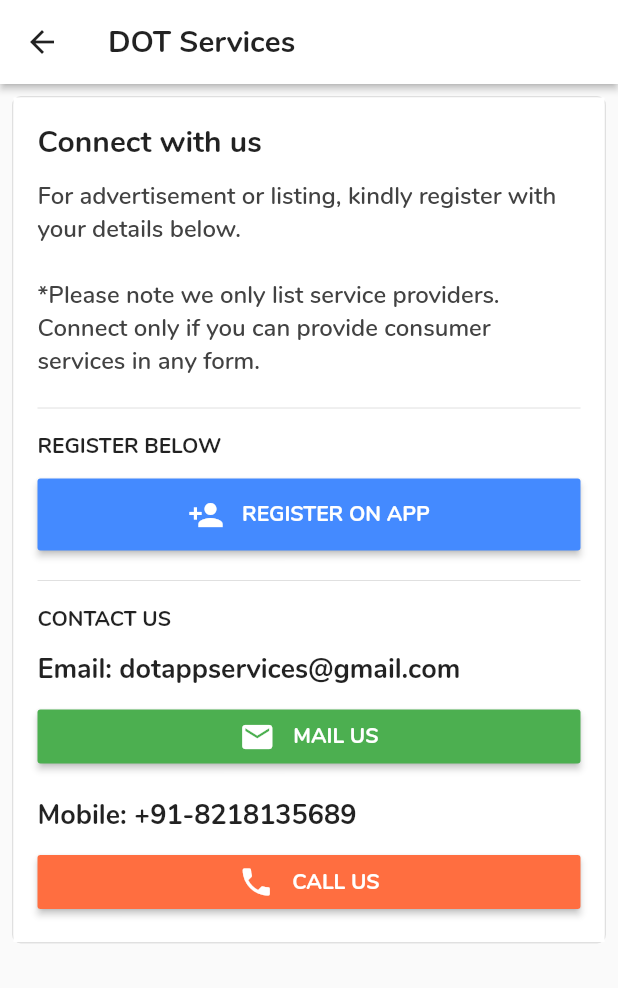
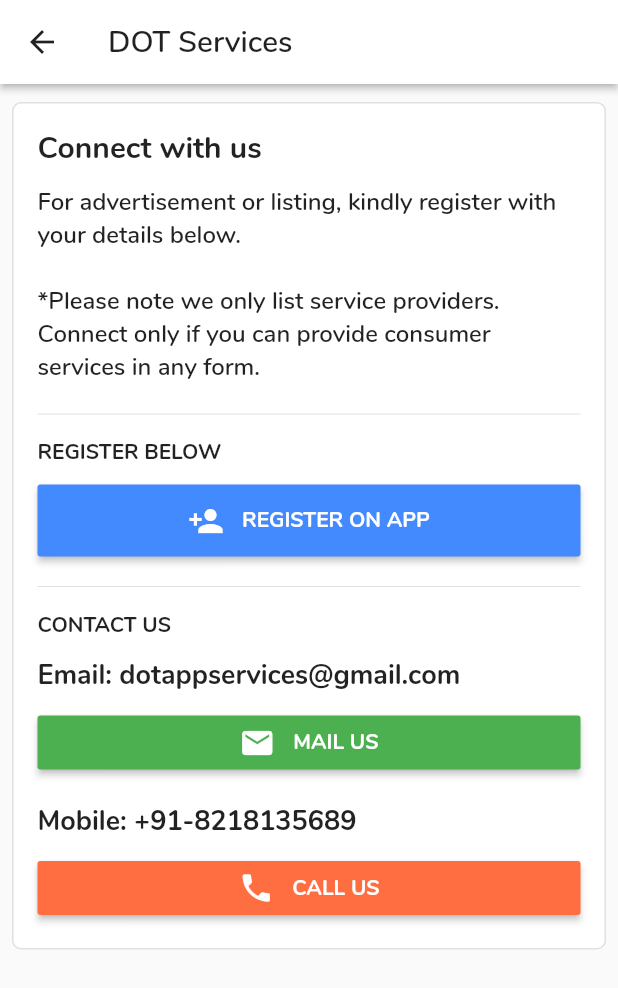
Before and after one commit to apgapg/dotservices_App, a Flutter app: the ClientPage screen opened directly with empty values, after a tap on the "info outline" icon, on a phone screen of 412 x 824 dp. Shown: the top 988 px of the screen. Run offline on Flutter 3.47's test engine with Material 2 defaults, Android fonts, the phone set to English and light mode, and no system bars; our stand-ins replace cached_network_image, device_info, firebase_analytics, fluttertoast, geolocator, rxdart; accounts and stored records are empty; generated files the repository leaves out were written again.

Commit message:
Improve UI; Add darkMode

```diff
--- a/lib/my_app.dart
+++ b/lib/my_app.dart
@@ -19,8 +19,12 @@ class MyApp extends StatelessWidget {
         appBarTheme: AppBarTheme(
           iconTheme: IconThemeData(color: Colors.black87),
           elevation: 2,
+          color: Colors.white,
         ),
         fontFamily: 'Nunito',
+      ),
+      darkTheme: ThemeData(
+        brightness: Brightness.dark,
       ),
       home: HomePage(),
     );
--- a/lib/pages/client_page.dart
+++ b/lib/pages/client_page.dart
@@ -23,9 +23,7 @@ class _ClientPageState extends State<ClientPage> {
       appBar: AppBar(
         title: Text(
           "Details",
-          style: TextStyle(color: Colors.black87, fontWeight: FontWeight.w700),
         ),
-        backgroundColor: Colors.white,
         actions: <Widget>[
           IconButton(
             icon: Icon(Icons.info_outline),
@@ -41,7 +39,6 @@ class _ClientPageState extends State<ClientPage> {
           child: BorderContainer(
             margin: EdgeInsets.all(4),
             child: Container(
-              color: Colors.white,
               child: Column(
                 crossAxisAlignment: CrossAxisAlignment.stretch,
                 children: <Widget>[
@@ -53,7 +50,9 @@ class _ClientPageState extends State<ClientPage> {
                         Text(
                           widget.item.name,
                           style: TextStyle(
-                              fontSize: 20, fontWeight: FontWeight.bold),
+                            fontSize: 20,
+                            fontWeight: FontWeight.bold,
+                          ),
                         ),
                         SizedBox(
                           height: 8,
@@ -62,7 +61,6 @@ class _ClientPageState extends State<ClientPage> {
                           widget.item.description,
                           style: TextStyle(
                             fontSize: 14,
-                            color: Colors.grey[800],
                           ),
                         ),
                         SizedBox(
@@ -74,7 +72,9 @@ class _ClientPageState extends State<ClientPage> {
                         ),
                         Text(
                           "CATEGORY",
-                          style: TextStyle(fontWeight: FontWeight.w700),
+                          style: TextStyle(
+                            fontWeight: FontWeight.w700,
+                          ),
                         ),
                         SizedBox(
                           height: 8,
@@ -99,7 +99,9 @@ class _ClientPageState extends State<ClientPage> {
                                         decoration: BoxDecoration(
                                           borderRadius:
                                               BorderRadius.circular(8),
-                                          color: Colors.blueGrey[50],
+                                          color: Theme.of(context)
+                                              .chipTheme
+                                              .backgroundColor,
                                         ),
                                         child: Text(
                                           category.category,
@@ -150,8 +152,8 @@ class _ClientPageState extends State<ClientPage> {
                                       padding: const EdgeInsets.only(top: 8.0),
                                       child: Text(
                                         widget.item.address,
-                                        style:
-                                            TextStyle(color: Colors.grey[800]),
+                                        style: TextStyle(
+                                        ),
                                       ),
                                     ),
                                 ],
--- a/lib/pages/info_page.dart
+++ b/lib/pages/info_page.dart
@@ -14,24 +14,28 @@ class _InfoPageState extends State<InfoPage> {
       appBar: AppBar(
         title: Text(
           "DOT Services",
-          style: TextStyle(color: Colors.black87, fontWeight: FontWeight.w700),
         ),
-        backgroundColor: Colors.white,
       ),
       body: Container(
+        alignment: Alignment.topCenter,
         child: SingleChildScrollView(
-          padding: EdgeInsets.symmetric(vertical: 4, horizontal: 4),
+          padding: EdgeInsets.symmetric(vertical: 8, horizontal: 4),
+          child: Column(
+            crossAxisAlignment: CrossAxisAlignment.center,
+            children: <Widget>[
+              ConstrainedBox(
+                constraints: BoxConstraints(maxWidth: 600),
                 child: BorderContainer(
                   margin: EdgeInsets.all(4),
                   child: Container(
-              color: Colors.white,
                     padding: EdgeInsets.symmetric(vertical: 16, horizontal: 16),
                     child: Column(
                       crossAxisAlignment: CrossAxisAlignment.stretch,
                       children: <Widget>[
                         Text(
                           "Connect with us",
-                    style: TextStyle(fontSize: 20, fontWeight: FontWeight.bold),
+                          style: TextStyle(
+                              fontSize: 20, fontWeight: FontWeight.bold),
                         ),
                         SizedBox(
                           height: 12,
@@ -40,7 +44,6 @@ class _InfoPageState extends State<InfoPage> {
                           "For advertisement or listing, kindly register with your details below.\n\n*Please note we only list service providers. Connect only if you can provide consumer services in any form.",
                           style: TextStyle(
                             fontSize: 16,
-                      color: Colors.grey[800],
                           ),
                           softWrap: true,
                         ),
@@ -97,7 +100,9 @@ class _InfoPageState extends State<InfoPage> {
 
                         Text(
                           "CONTACT US",
-                    style: TextStyle(fontWeight: FontWeight.w700),
+                          style: TextStyle(
+                            fontWeight: FontWeight.w700,
+                          ),
                         ),
                         SizedBox(
                           height: 12,
@@ -106,8 +111,8 @@ class _InfoPageState extends State<InfoPage> {
                           "Email: dotappservices@gmail.com",
                           style: TextStyle(
                             fontSize: 18,
-                        color: Colors.black87,
-                        fontWeight: FontWeight.w700),
+                            fontWeight: FontWeight.w700,
+                          ),
                           softWrap: true,
                         ),
                         SizedBox(
@@ -146,8 +151,8 @@ class _InfoPageState extends State<InfoPage> {
                           "Mobile: +91-8218135689",
                           style: TextStyle(
                             fontSize: 18,
-                        color: Colors.black87,
-                        fontWeight: FontWeight.w700),
+                            fontWeight: FontWeight.w700,
+                          ),
                           softWrap: true,
                         ),
                         SizedBox(
@@ -184,6 +189,9 @@ class _InfoPageState extends State<InfoPage> {
                   ),
                 ),
               ),
+            ],
+          ),
+        ),
       ),
     );
   }
--- a/lib/widgets/border_container.dart
+++ b/lib/widgets/border_container.dart
@@ -21,6 +21,7 @@ class BorderContainer extends StatelessWidget {
       child: child,
       margin: margin,
       padding: padding,
+      alignment: Alignment.center,
       decoration: BoxDecoration(
         borderRadius: BorderRadius.all(
           Radius.circular(6.0),
--- a/lib/widgets/circular_progress.dart
+++ b/lib/widgets/circular_progress.dart
@@ -5,8 +5,7 @@ class CircularProgress extends StatelessWidget {
   Widget build(BuildContext context) {
     return Center(
       child: CircularProgressIndicator(
-        valueColor: new AlwaysStoppedAnimation<Color>(Theme.of(context).primaryColor),
-        strokeWidth: 1.5,
+        strokeWidth: 1,
       ),
     );
   }
```
Also changed, not shown: lib/pages/category_page.dart (+9 -8 lines), lib/pages/home_page.dart (+96 -30 lines), lib/pages/search_page.dart (+20 -15 lines), lib/widgets/client_card.dart (+27 -11 lines). Lines whose indentation alone changed are shown as unchanged.
